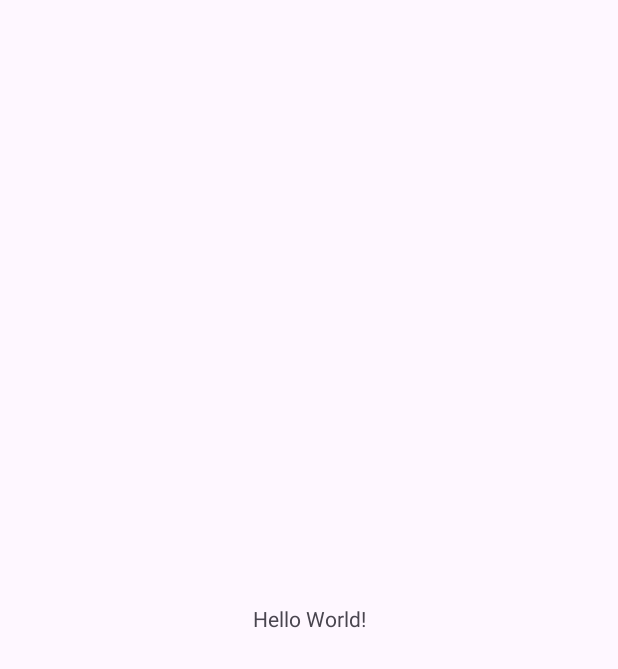
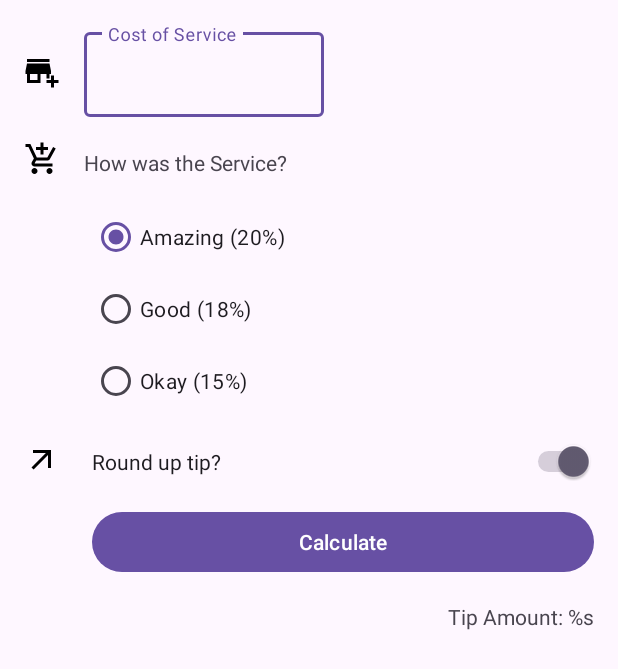
Before and after one commit to edumoreira1506/tip-time-kotlin, an Android app: the screen it shows after launch (MainActivity), on a phone screen of 412 x 824 dp. Before the commit the part shown is almost empty. Shown: the top 669 px of the screen. Run offline under Robolectric (Android 15) with nearby library versions, the phone set to English and light mode, and no system bars.

Commit message:
Add screen layout

```diff
--- /dev/null
+++ b/app/src/main/res/drawable/icon_round_up.xml
@@ -0,0 +1,5 @@
+<vector xmlns:android="http://schemas.android.com/apk/res/android" android:height="24dp" android:tint="#000000" android:viewportHeight="24" android:viewportWidth="24" android:width="24dp">
+
+    <path android:fillColor="@android:color/white" android:pathData="M6,6l0,2l8.59,0l-9.59,9.59l1.41,1.41l9.59,-9.59l0,8.59l2,0l0,-12z"/>
+
+</vector>
--- /dev/null
+++ b/app/src/main/res/drawable/icon_service.xml
@@ -0,0 +1,5 @@
+<vector xmlns:android="http://schemas.android.com/apk/res/android" android:height="24dp" android:tint="#000000" android:viewportHeight="24" android:viewportWidth="24" android:width="24dp">
+
+    <path android:fillColor="@android:color/white" android:pathData="M11,9h2L13,6h3L16,4h-3L13,1h-2v3L8,4v2h3v3zM7,18c-1.1,0 -1.99,0.9 -1.99,2S5.9,22 7,22s2,-0.9 2,-2 -0.9,-2 -2,-2zM17,18c-1.1,0 -1.99,0.9 -1.99,2s0.89,2 1.99,2 2,-0.9 2,-2 -0.9,-2 -2,-2zM7.17,14.75l0.03,-0.12 0.9,-1.63h7.45c0.75,0 1.41,-0.41 1.75,-1.03l3.86,-7.01L19.42,4h-0.01l-1.1,2 -2.76,5L8.53,11l-0.13,-0.27L6.16,6l-0.95,-2 -0.94,-2L1,2v2h2l3.6,7.59 -1.35,2.45c-0.16,0.28 -0.25,0.61 -0.25,0.96 0,1.1 0.9,2 2,2h12v-2L7.42,15c-0.13,0 -0.25,-0.11 -0.25,-0.25z"/>
+
+</vector>
--- /dev/null
+++ b/app/src/main/res/drawable/icon_store_add.xml
@@ -0,0 +1,9 @@
+<vector xmlns:android="http://schemas.android.com/apk/res/android" android:height="24dp" android:tint="#000000" android:viewportHeight="24" android:viewportWidth="24" android:width="24dp">
+
+    <path android:fillColor="@android:color/white" android:pathData="M15,17h2v-3h1v-2l-1,-5H2l-1,5v2h1v6h9v-6h4V17zM9,18H4v-4h5V18z"/>
+
+    <path android:fillColor="@android:color/white" android:pathData="M2,4h15v2h-15z"/>
+
+    <path android:fillColor="@android:color/white" android:pathData="M20,18l0,-3l-2,0l0,3l-3,0l0,2l3,0l0,3l2,0l0,-3l3,0l0,-2z"/>
+
+</vector>
--- a/app/src/main/res/layout/activity_main.xml
+++ b/app/src/main/res/layout/activity_main.xml
@@ -5,15 +5,126 @@
     android:id="@+id/main"
     android:layout_width="match_parent"
     android:layout_height="match_parent"
+    android:importantForAccessibility="no"
     tools:context=".MainActivity">
 
-    <TextView
+    <ImageView
+        android:id="@+id/icon_round_up"
         android:layout_width="wrap_content"
         android:layout_height="wrap_content"
-        android:text="Hello World!"
-        app:layout_constraintBottom_toBottomOf="parent"
+        android:layout_marginTop="16dp"
+        android:importantForAccessibility="no"
+        android:src="@drawable/icon_round_up"
+        app:layout_constraintStart_toStartOf="@+id/icon_service_question"
+        app:layout_constraintTop_toBottomOf="@+id/tip_option" />
+
+    <ImageView
+        android:id="@+id/icon_cost_of_service"
+        android:layout_width="wrap_content"
+        android:layout_height="wrap_content"
+        android:layout_marginStart="16dp"
+        android:importantForAccessibility="no"
+        app:layout_constraintBottom_toBottomOf="@+id/cost_of_service_edit_text"
+        app:layout_constraintStart_toStartOf="parent"
+        app:layout_constraintTop_toTopOf="@+id/cost_of_service_edit_text"
+        app:srcCompat="@drawable/icon_store_add" />
+
+    <com.google.android.material.textfield.TextInputLayout
+        android:id="@+id/cost_of_service_edit_text"
+        android:layout_width="160dp"
+        android:layout_height="wrap_content"
+        android:layout_marginStart="16dp"
+        android:layout_marginTop="16dp"
+        android:hint="Cost of Service"
+        app:layout_constraintStart_toEndOf="@+id/icon_cost_of_service"
+        app:layout_constraintTop_toTopOf="parent">
+
+        <com.google.android.material.textfield.TextInputEditText
+            android:id="@+id/cost_of_service"
+            android:layout_width="match_parent"
+            android:layout_height="wrap_content"
+            android:inputType="numberDecimal" />
+
+    </com.google.android.material.textfield.TextInputLayout>
+
+    <ImageView
+        android:id="@+id/icon_service_question"
+        android:layout_width="wrap_content"
+        android:layout_height="wrap_content"
+        android:layout_marginTop="16dp"
+        android:importantForAccessibility="no"
+        app:layout_constraintStart_toStartOf="@+id/icon_cost_of_service"
+        app:layout_constraintTop_toBottomOf="@+id/cost_of_service_edit_text"
+        app:srcCompat="@drawable/icon_service" />
+
+    <TextView
+        android:id="@+id/service_question"
+        android:layout_width="wrap_content"
+        android:layout_height="wrap_content"
+        android:text="How was the Service?"
+        app:layout_constraintBottom_toBottomOf="@+id/icon_service_question"
+        app:layout_constraintStart_toStartOf="@+id/cost_of_service_edit_text" />
+
+    <RadioGroup
+        android:id="@+id/tip_option"
+        android:layout_width="wrap_content"
+        android:layout_height="wrap_content"
+        android:layout_marginStart="5dp"
+        android:layout_marginTop="16dp"
+        app:layout_constraintStart_toStartOf="@+id/service_question"
+        app:layout_constraintTop_toBottomOf="@+id/service_question">
+
+        <RadioButton
+            android:id="@+id/option_twenty_percent"
+            android:layout_width="match_parent"
+            android:layout_height="wrap_content"
+            android:checked="true"
+            android:text="Amazing (20%)" />
+
+        <RadioButton
+            android:id="@+id/option_eighteen_percent"
+            android:layout_width="match_parent"
+            android:layout_height="wrap_content"
+            android:text="Good (18%)" />
+
+        <RadioButton
+            android:id="@+id/option_fifteen_percent"
+            android:layout_width="match_parent"
+            android:layout_height="wrap_content"
+            android:text="Okay (15%)" />
+    </RadioGroup>
+
+    <Switch
+        android:id="@+id/round_up_switch"
+        android:layout_width="0dp"
+        android:layout_height="wrap_content"
+        android:layout_marginTop="16dp"
+        android:layout_marginEnd="16dp"
+        android:text="Round up tip?"
+        android:checked="true"
         app:layout_constraintEnd_toEndOf="parent"
-        app:layout_constraintStart_toStartOf="parent"
-        app:layout_constraintTop_toTopOf="parent" />
+        app:layout_constraintStart_toStartOf="@+id/tip_option"
+        app:layout_constraintTop_toBottomOf="@+id/tip_option" />
+
+    <Button
+        android:id="@+id/calculate_button"
+        android:layout_width="0dp"
+        android:layout_height="wrap_content"
+        android:layout_marginTop="16dp"
+        android:layout_marginEnd="16dp"
+        android:text="Calculate"
+        app:layout_constraintEnd_toEndOf="parent"
+        app:layout_constraintStart_toStartOf="@+id/round_up_switch"
+        app:layout_constraintTop_toBottomOf="@+id/round_up_switch" />
+
+    <TextView
+        android:id="@+id/tip_result"
+        android:layout_width="wrap_content"
+        android:layout_height="wrap_content"
+        android:layout_marginTop="16dp"
+        android:text="Tip Amount: %s"
+        app:layout_constraintEnd_toEndOf="@+id/calculate_button"
+        app:layout_constraintTop_toBottomOf="@+id/calculate_button" />
+
 
 </androidx.constraintlayout.widget.ConstraintLayout>
```
